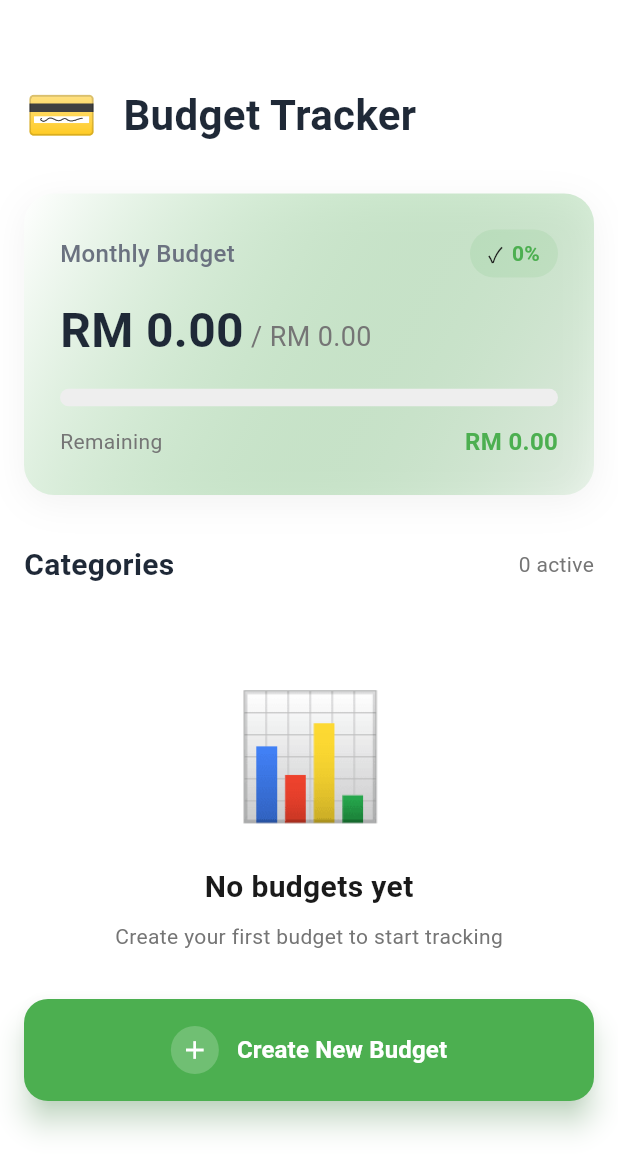
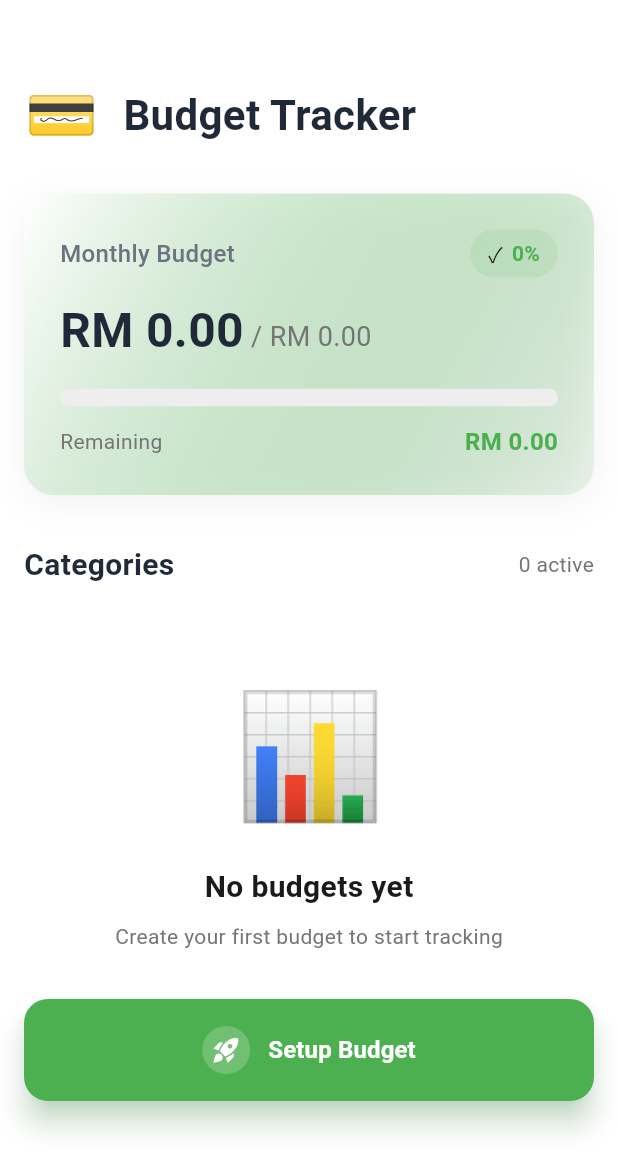
Before and after one commit to Ericho04/Eazy-Finance, a Flutter app: the BudgetScreen widget shown alone on an empty page, opened directly with empty values, on a phone screen of 412 x 824 dp. Shown: the top 1172 px of the screen. Run offline on Flutter 3.47's test engine with Material 3 defaults, Android fonts, the phone set to English and light mode, and no system bars; our stand-ins replace app_links, google_generative_ai, supabase_flutter; accounts and stored records are empty.

Commit message:
latest 4

```diff
--- a/lib/screens/budget_screen.dart
+++ b/lib/screens/budget_screen.dart
@@ -107,8 +107,9 @@ class _BudgetScreenState extends State<BudgetScreen>
   }
 
   // ✅ 修复问题3：保存时检查并合并相同类别的 budgets
+  // ✅ 修复：保存预算方法 - 解决 "Bad state: No element" 错误
   Future<void> _handleSaveBudgets() async {
-    // 检查所有金额
+    // 1. 检查所有金额是否已输入
     for (var categoryId in _selectedCategories) {
       if ((_categoryAmounts[categoryId] ?? 0) <= 0) {
         ScaffoldMessenger.of(context).showSnackBar(
@@ -127,23 +128,29 @@ class _BudgetScreenState extends State<BudgetScreen>
       final endDate = DateTime(now.year, now.month + 1, 0);
       final provider = context.read<AppProvider>();
 
+      // 2. 遍历所有选中的类别
       for (var categoryId in _selectedCategories) {
         final amount = _categoryAmounts[categoryId]!;
 
-        // ✅ 检查是否已存在相同类别的 budget
+        // ✅ 修复：先安全地检查是否存在相同类别的预算
+        final hasExistingBudget = provider.budgets.any(
+              (b) => b.category == categoryId && b.isActive,
+        );
+
+        if (hasExistingBudget) {
+          // 如果存在，找到它并更新
           final existingBudget = provider.budgets.firstWhere(
                 (b) => b.category == categoryId && b.isActive,
-          orElse: () => provider.budgets.first, // dummy
           );
 
-        if (provider.budgets.any((b) => b.category == categoryId && b.isActive)) {
-          // 如果存在，更新金额
+          print('🔄 Updating existing budget for $categoryId');
           await provider.updateBudget(
             budgetId: existingBudget.id,
             amount: amount,
           );
         } else {
           // 如果不存在，创建新的
+          print('➕ Creating new budget for $categoryId');
           await provider.createBudget(
             category: categoryId,
             amount: amount,
@@ -154,11 +161,12 @@ class _BudgetScreenState extends State<BudgetScreen>
         }
       }
 
-      // ✅ 清理 controllers
+      // 3. 清理 controllers
       for (var controller in _amountControllers.values) {
         controller.dispose();
       }
 
+      // 4. 重置状态
       setState(() {
         _showSetupBudget = false;
         _selectedCategories.clear();
@@ -167,19 +175,26 @@ class _BudgetScreenState extends State<BudgetScreen>
         _setupStep = 1;
       });
 
+      // 5. 显示成功消息
+      if (mounted) {
         ScaffoldMessenger.of(context).showSnackBar(
           const SnackBar(
             content: Text('Budgets created successfully! 💰'),
             backgroundColor: Colors.green,
           ),
         );
+      }
     } catch (e) {
+      // 6. 错误处理
+      print('❌ Error saving budgets: $e');
+      if (mounted) {
         ScaffoldMessenger.of(context).showSnackBar(
           SnackBar(
             content: Text('Failed: $e'),
             backgroundColor: Colors.red,
           ),
         );
+      }
     }
   }
 
@@ -891,12 +906,16 @@ class _BudgetScreenState extends State<BudgetScreen>
           ),
         ),
 
-        // Create New Budget Button
+        // Create New Budget Button (显示不同文本根据是否有 budget)
         Positioned(
           left: 16,
           right: 16,
           bottom: 16,
-          child: AnimatedBuilder(
+          child: Consumer<AppProvider>(
+            builder: (context, appProvider, child) {
+              final hasBudgets = appProvider.budgets.where((b) => b.isActive).isNotEmpty;
+
+              return AnimatedBuilder(
                 animation: _animationController,
                 builder: (context, child) {
                   return Transform.translate(
@@ -929,12 +948,15 @@ class _BudgetScreenState extends State<BudgetScreen>
                                 color: Colors.white.withOpacity(0.2),
                                 shape: BoxShape.circle,
                               ),
-                          child: const Icon(Icons.add, size: 20),
+                              child: Icon(
+                                hasBudgets ? Icons.add : Icons.rocket_launch,
+                                size: 20,
+                              ),
                             ),
                             const SizedBox(width: 12),
-                        const Text(
-                          'Create New Budget',
-                          style: TextStyle(
+                            Text(
+                              hasBudgets ? 'Create New Budget' : 'Setup Budget',
+                              style: const TextStyle(
                                 fontSize: 16,
                                 fontWeight: FontWeight.bold,
                               ),
@@ -943,6 +965,8 @@ class _BudgetScreenState extends State<BudgetScreen>
                         ),
                       ),
                     ),
+                  );
+                },
               );
             },
           ),
@@ -971,7 +995,10 @@ class _BudgetScreenState extends State<BudgetScreen>
                   onTap: () {}, // 防止点击对话框内容时关闭
                   child: Container(
                     margin: const EdgeInsets.all(24),
-                    constraints: const BoxConstraints(maxWidth: 500),
+                    constraints: const BoxConstraints(
+                      maxWidth: 500,
+                      maxHeight: 600, // 添加最大高度限制
+                    ),
                     decoration: BoxDecoration(
                       color: Colors.white,
                       borderRadius: BorderRadius.circular(24),
@@ -981,7 +1008,7 @@ class _BudgetScreenState extends State<BudgetScreen>
                       children: [
                         // Dialog Header
                         Container(
-                          padding: const EdgeInsets.all(24),
+                          padding: const EdgeInsets.all(16),
                           decoration: BoxDecoration(
                             color: SFMSTheme.successColor.withOpacity(0.1),
                             borderRadius: const BorderRadius.only(
@@ -1051,9 +1078,9 @@ class _BudgetScreenState extends State<BudgetScreen>
 
                         // Dialog Content
                         Container(
-                          constraints: const BoxConstraints(maxHeight: 400),
+                          constraints: const BoxConstraints(maxHeight: 300),
                           child: SingleChildScrollView(
-                            padding: const EdgeInsets.all(24),
+                            padding: const EdgeInsets.all(16),
                             child: _setupStep == 1
                                 ? _buildCategorySelection(_getAvailableCategories())
                                 : _buildAmountInput(),
@@ -1062,7 +1089,7 @@ class _BudgetScreenState extends State<BudgetScreen>
 
                         // Dialog Actions
                         Container(
-                          padding: const EdgeInsets.all(24),
+                          padding: const EdgeInsets.all(16),
                           decoration: BoxDecoration(
                             color: Colors.grey.shade50,
                             borderRadius: const BorderRadius.only(
@@ -1290,6 +1317,8 @@ class _BudgetScreenState extends State<BudgetScreen>
                   final amount = double.tryParse(value) ?? 0;
                   setState(() {
                     _categoryAmounts[categoryId] = amount;
+                    print('✅ Category: $categoryId, Amount: $amount'); // Debug
+                    _categoryAmounts[categoryId] = amount;
                   });
                   print('Category: $categoryId, Amount: $amount'); // Debug
                 },
```
Also changed, not shown: lib/screens/expense_entry_screen.dart (+16 -2 lines). Lines whose indentation alone changed are shown as unchanged.
